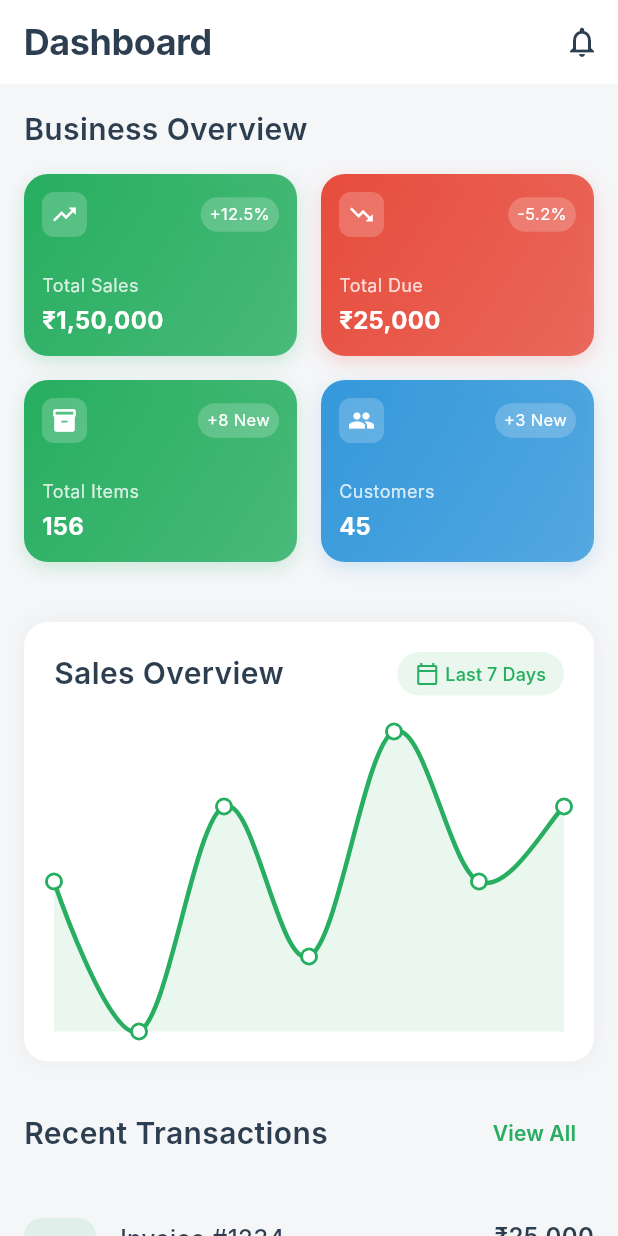
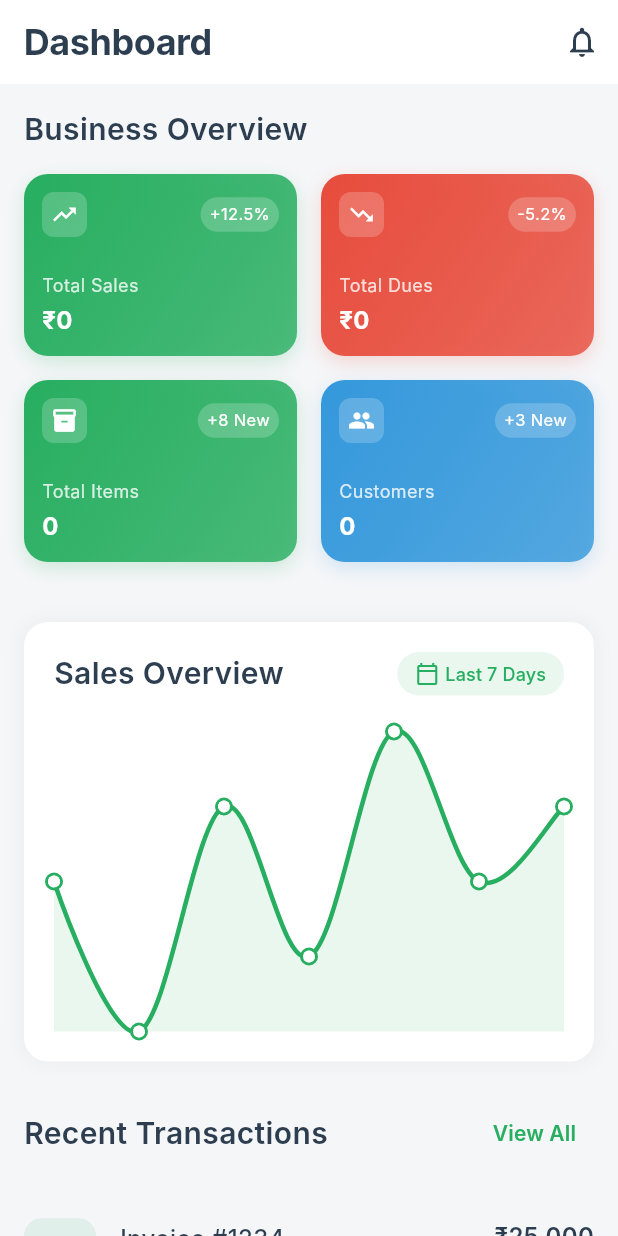
Before and after one commit to Greencreon-LLP-2/GreenBiller-Windows-App-v1, a Flutter app: the DashboardPage screen opened by its route, on a phone screen of 412 x 824 dp. Run offline on Flutter 3.47's test engine with Material 3 defaults, Android fonts, the phone set to English and light mode, and no system bars; drawn by our look-alikes of fl_chart; our stand-ins replace barcode_widget, country_picker, csv, file_picker, flutter_hooks, flutter_riverpod and 10 more; accounts and stored records are empty; Roboto replaces fonts that are missing (Inter).

Commit message:
integrated interns works

```diff
--- a/lib/features/home/view/pages/darshboard_page.dart
+++ b/lib/features/home/view/pages/darshboard_page.dart
@@ -6,16 +6,22 @@ import 'package:green_biller/core/theme/text_styles.dart';
 
 class DashboardPage extends StatelessWidget {
   const DashboardPage({super.key});
+  Future<Map<String, dynamic>> fetchDashboardData() async {
+    await Future.delayed(const Duration(seconds: 1));
+    return {
+      "totalSales": 0,
+      "totalDue": 0,
+      "totalItems": 0,
+      "customers": 0,
+    };
+  }
 
   @override
   Widget build(BuildContext context) {
     return Scaffold(
       backgroundColor: backgroundColor,
       appBar: AppBar(
-        title: const Text(
-          "Dashboard",
-          style: AppTextStyles.h2,
-        ),
+        title: Text("Dashboard", style: AppTextStyles.h2),
         backgroundColor: Colors.white,
         elevation: 0,
         actions: [
@@ -31,58 +37,64 @@ class DashboardPage extends StatelessWidget {
           ),
         ],
       ),
-      body: SingleChildScrollView(
+      body: FutureBuilder<Map<String, dynamic>>(
+        future: fetchDashboardData(),
+        builder: (context, snapshot) {
+          if (snapshot.connectionState == ConnectionState.waiting) {
+            return const Center(child: CircularProgressIndicator());
+          }
+
+          if (snapshot.hasError) {
+            return Center(child: Text("Error: ${snapshot.error}"));
+          }
+
+          final data = snapshot.data ?? {};
+          return SingleChildScrollView(
             child: Column(
               crossAxisAlignment: CrossAxisAlignment.start,
               children: [
-            _buildOverviewCards(),
-            const SizedBox(height: 24),
+                _buildOverviewCards(data),
+                SizedBox(height: 24),
                 _buildChartSection(),
-            const SizedBox(height: 24),
+                SizedBox(height: 24),
                 _buildRecentTransactions(),
-            const SizedBox(height: 24),
+                SizedBox(height: 24),
                 _buildQuickActions(),
               ],
             ),
+          );
+        },
       ),
     );
   }
 
-  Widget _buildOverviewCards() {
+  Widget _buildOverviewCards(Map<String, dynamic> data) {
     return Container(
-      padding: const EdgeInsets.all(16),
+      padding: EdgeInsets.all(16),
       child: Column(
         crossAxisAlignment: CrossAxisAlignment.start,
         children: [
-          const Text(
-            "Business Overview",
-            style: AppTextStyles.h3,
-          ),
-          const SizedBox(height: 16),
-          LayoutBuilder(
-            builder: (context, constraints) {
-              final crossAxisCount = constraints.maxWidth > 600 ? 3 : 2;
-              final childAspectRatio = constraints.maxWidth > 600 ? 1.8 : 1.5;
-
-              return GridView.count(
+          Text("Business Overview", style: AppTextStyles.h3),
+          SizedBox(height: 16),
+          GridView.count(
             shrinkWrap: true,
-                crossAxisCount: crossAxisCount,
-                childAspectRatio: childAspectRatio,
+            crossAxisCount: 2,
+            childAspectRatio: 1.5,
             crossAxisSpacing: 16,
             mainAxisSpacing: 16,
-                physics: const NeverScrollableScrollPhysics(),
+            physics: NeverScrollableScrollPhysics(),
             children: [
               _buildOverviewCard(
                 "Total Sales",
-                    "₹1,50,000",
+                "₹${data['totalSales'] ?? 0}",
                 Icons.trending_up,
                 "+12.5%",
                 true,
                 [accentColor, accentColor.withOpacity(0.8)],
               ),
               _buildOverviewCard(
-                    "Total Due",
-                    "₹25,000",
+                "Total Dues",
+                "₹${data['totalDue'] ?? 0}",
                 Icons.trending_down,
                 "-5.2%",
                 false,
@@ -90,7 +102,7 @@ class DashboardPage extends StatelessWidget {
               ),
               _buildOverviewCard(
                 "Total Items",
-                    "156",
+                "${data['totalItems'] ?? 0}",
                 Icons.inventory,
                 "+8 New",
                 true,
@@ -98,15 +110,13 @@ class DashboardPage extends StatelessWidget {
               ),
               _buildOverviewCard(
                 "Customers",
-                    "45",
+                "${data['customers'] ?? 0}",
                 Icons.people,
                 "+3 New",
                 true,
                 [secondaryColor, secondaryColor.withOpacity(0.8)],
               ),
             ],
-              );
-            },
           ),
         ],
       ),
@@ -219,10 +229,7 @@ class DashboardPage extends StatelessWidget {
           Row(
             mainAxisAlignment: MainAxisAlignment.spaceBetween,
             children: [
-              const Text(
-                "Sales Overview",
-                style: AppTextStyles.h3,
-              ),
+              const Text("Sales Overview", style: AppTextStyles.h3),
               Container(
                 padding: const EdgeInsets.symmetric(
                   horizontal: 12,
@@ -307,17 +314,12 @@ class DashboardPage extends StatelessWidget {
           Row(
             mainAxisAlignment: MainAxisAlignment.spaceBetween,
             children: [
-              const Text(
-                "Recent Transactions",
-                style: AppTextStyles.h3,
-              ),
+              const Text("Recent Transactions", style: AppTextStyles.h3),
               TextButton(
                 onPressed: () {},
                 child: Text(
                   "View All",
-                  style: AppTextStyles.labelLarge.copyWith(
-                    color: accentColor,
-                  ),
+                  style: AppTextStyles.labelLarge.copyWith(color: accentColor),
                 ),
               ),
             ],
@@ -359,10 +361,7 @@ class DashboardPage extends StatelessWidget {
             child: Column(
               crossAxisAlignment: CrossAxisAlignment.start,
               children: [
-                const Text(
-                  "Invoice #1234",
-                  style: AppTextStyles.bodyLarge,
-                ),
+                const Text("Invoice #1234", style: AppTextStyles.bodyLarge),
                 const SizedBox(height: 4),
                 Text(
                   "23 Dec 2024",
@@ -383,10 +382,7 @@ class DashboardPage extends StatelessWidget {
                 ),
               ),
               Container(
-                padding: const EdgeInsets.symmetric(
-                  horizontal: 8,
-                  vertical: 4,
-                ),
+                padding: const EdgeInsets.symmetric(horizontal: 8, vertical: 4),
                 decoration: BoxDecoration(
                   color: successColor.withOpacity(0.1),
                   borderRadius: BorderRadius.circular(12),
@@ -411,10 +407,7 @@ class DashboardPage extends StatelessWidget {
       child: Column(
         crossAxisAlignment: CrossAxisAlignment.start,
         children: [
-          const Text(
-            "Quick Actions",
-            style: AppTextStyles.h3,
-          ),
+          const Text("Quick Actions", style: AppTextStyles.h3),
           const SizedBox(height: 16),
           Row(
             mainAxisAlignment: MainAxisAlignment.spaceAround,
@@ -446,11 +439,7 @@ class DashboardPage extends StatelessWidget {
     );
   }
 
-  Widget _buildQuickActionButton(
-    IconData icon,
-    String label,
-    Color color,
-  ) {
+  Widget _buildQuickActionButton(IconData icon, String label, Color color) {
     return Column(
       children: [
         Container(
@@ -459,18 +448,12 @@ class DashboardPage extends StatelessWidget {
             color: color.withOpacity(0.1),
             borderRadius: BorderRadius.circular(16),
           ),
-          child: Icon(
-            icon,
-            color: color,
-            size: 24,
-          ),
+          child: Icon(icon, color: color, size: 24),
         ),
         const SizedBox(height: 8),
         Text(
           label,
-          style: AppTextStyles.labelMedium.copyWith(
-            color: textPrimaryColor,
-          ),
+          style: AppTextStyles.labelMedium.copyWith(color: textPrimaryColor),
         ),
       ],
     );
```
Also changed, not shown: lib/core/constants/api_constants.dart (+4 -4 lines), lib/features/auth/login/view/login_page.dart (+76 -34 lines), lib/features/home/view/pages/home_page/homepage.dart (+12 -19 lines), lib/features/store/view/store_page/shared/add_store_dialog.dart (+148 -207 lines). Lines whose indentation alone changed are shown as unchanged.
